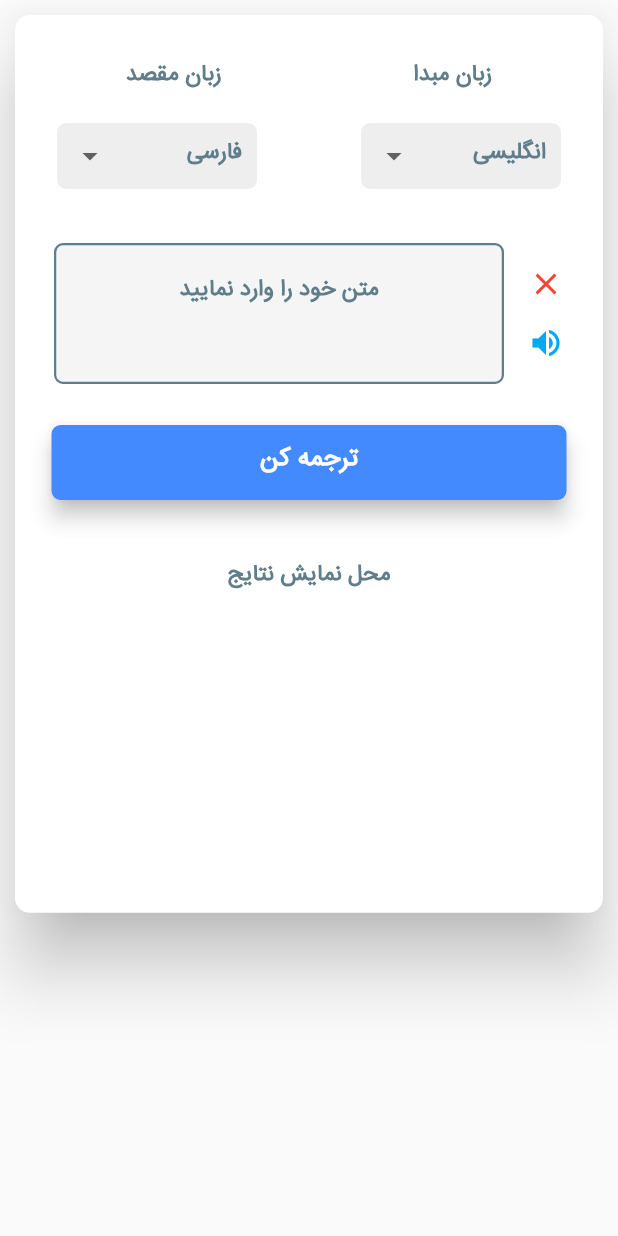
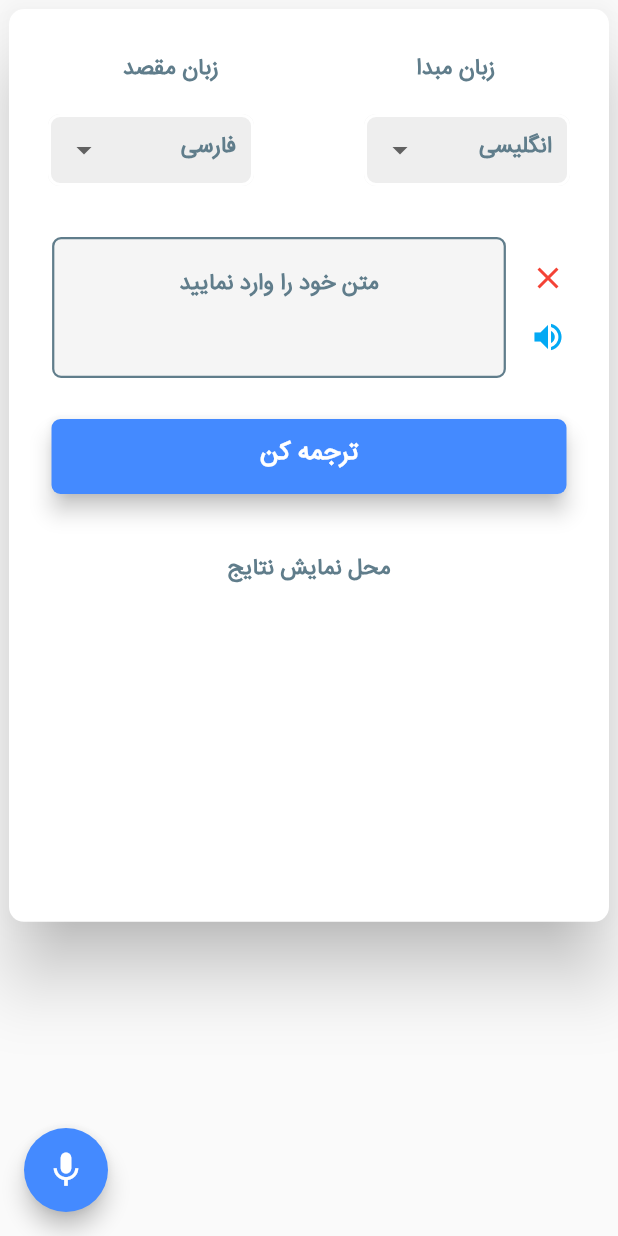
Before and after one commit to sajjadabbasi1383/Voice-Translation, a Flutter app: the HomeScreen screen opened directly, on a phone screen of 412 x 824 dp. Run offline on Flutter 3.47's test engine with Material 2 defaults, Android fonts, the phone set to English and light mode, and no system bars; our stand-ins replace flutter_spinkit.

Commit message:
floatingActionButton microphone

```diff
--- a/lib/home_screen.dart
+++ b/lib/home_screen.dart
@@ -53,14 +53,14 @@ class _HomeScreenState extends State<HomeScreen> {
           shape: const RoundedRectangleBorder(
               borderRadius: BorderRadius.all(Radius.circular(10))),
           elevation: 20,
-          margin: const EdgeInsets.all(10),
+          margin: const EdgeInsets.all(6),
           child: Container(
             margin: const EdgeInsets.all(10),
             child: ScrollConfiguration(
               behavior: MyBehavior(),
               child: SingleChildScrollView(
                 child: SizedBox(
-                  height: MediaQuery.sizeOf(context).height / 1.4 - 10,
+                  height: MediaQuery.sizeOf(context).height / 1.4,
                   child: Column(
                     children: [
                       const SizedBox(
@@ -242,6 +242,11 @@ class _HomeScreenState extends State<HomeScreen> {
             ),
           ),
         ),
+        floatingActionButton: FloatingActionButton(
+          onPressed: () {},
+          backgroundColor: Colors.blueAccent,
+          child: const Icon(Icons.mic,size: 28,),
+        ),
       ),
     );
   }
```
